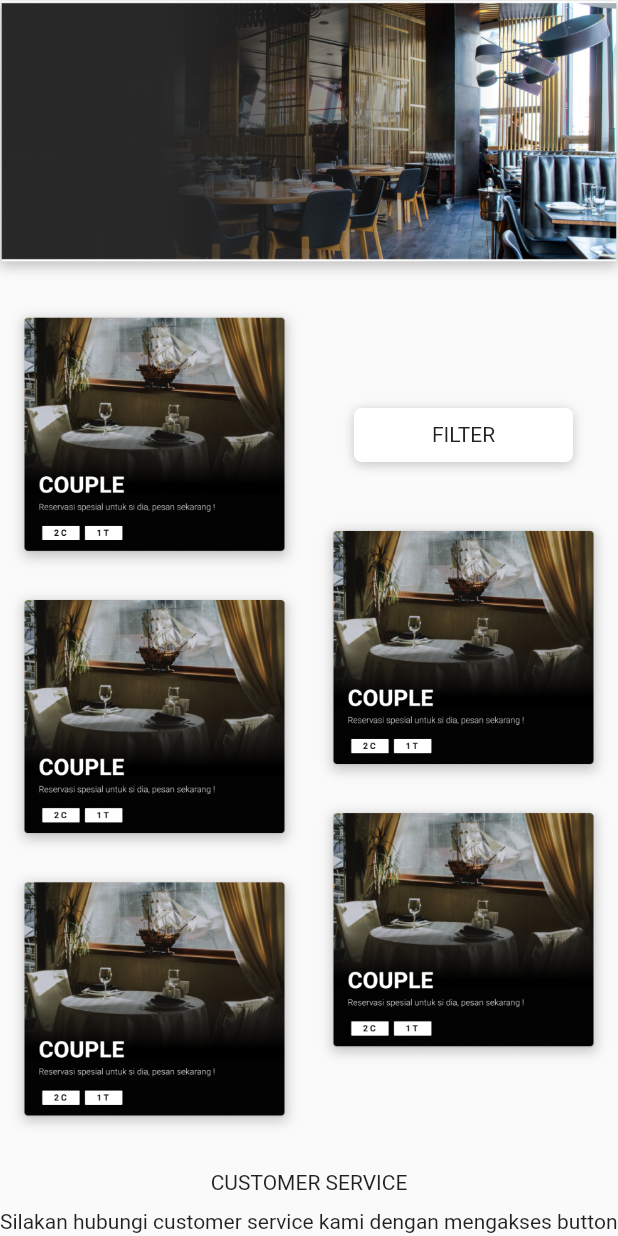
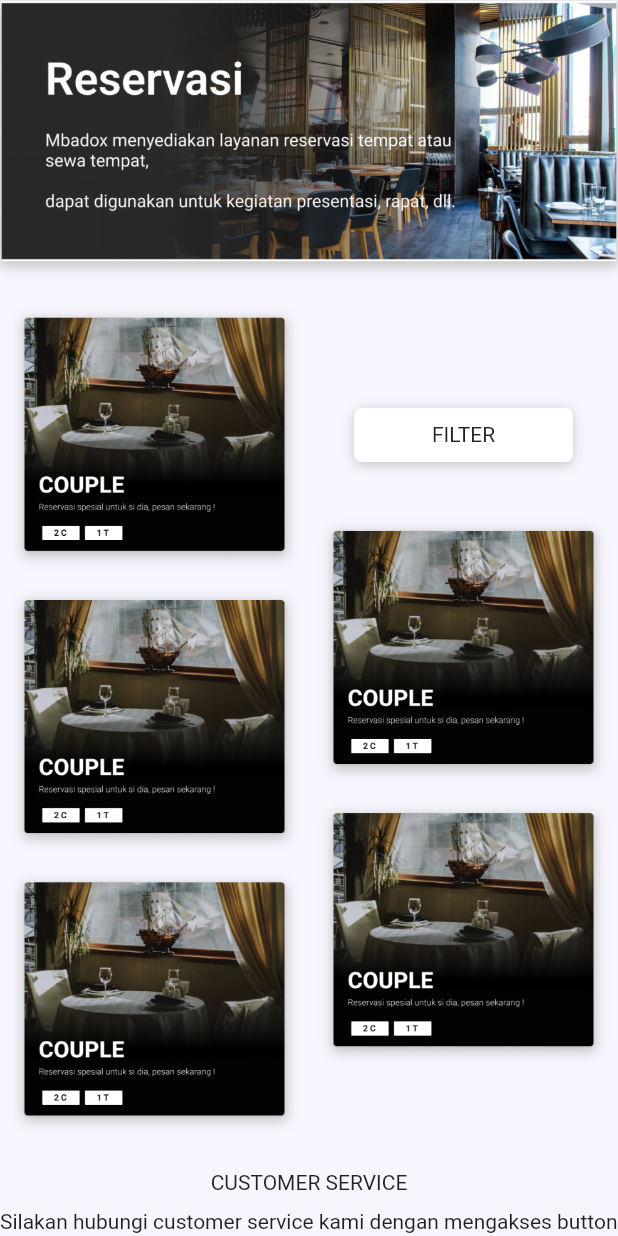
Before and after one commit to Bryantoropn/PROJECT-PBM, a Flutter app: the Reservasi widget shown alone on an empty page, opened directly, on a phone screen of 412 x 824 dp. Run offline on Flutter 3.47's test engine with Material 2 defaults, Android fonts, the phone set to English and light mode, and no system bars; our stand-ins replace date_time_picker, dio, google_maps_flutter; missing offline and left inert: dart:html, flutter_polyline_points, qr_code_scanner.

Commit message:
update gambar reservasi

```diff
--- a/lib/Reservasi/Reservasi.dart
+++ b/lib/Reservasi/Reservasi.dart
@@ -21,9 +21,12 @@ class Reservasi extends StatelessWidget {
 
   @override
   Widget build(BuildContext context) {
-    return SingleChildScrollView(
+    return Container(
+      color: Color.fromARGB(255, 247, 246, 255),
+      child: SingleChildScrollView(
         child: Column(
           children: [
+            // IMAGE RESERVASI + DESKRIPSI //
             Container(
                 margin: EdgeInsets.fromLTRB(0, 0, 0, 20),
                 decoration: BoxDecoration(boxShadow: [
@@ -33,6 +36,7 @@ class Reservasi extends StatelessWidget {
                       offset: Offset(0, 2))
                 ]),
                 child: Image.asset('image/appbarReservasi2.png')),
+
             // MENU SEBELAH KIRI //
             Row(
               children: [
@@ -85,6 +89,16 @@ class Reservasi extends StatelessWidget {
               ],
             ),
 
+            // CUSTOMER SERVICE //
+            Container(
+              height: 200,
+              decoration: BoxDecoration(
+                  image: DecorationImage(
+                      fit: BoxFit.fill,
+                      image: AssetImage('image/mainGradasi.png'))),
+              child: Column(
+                children: [
+                  // WARP FIRST
                   Container(
                     margin: EdgeInsetsDirectional.fromSTEB(0, 20, 0, 20),
                     alignment: FractionalOffset.center,
@@ -100,6 +114,7 @@ class Reservasi extends StatelessWidget {
                       ],
                     ),
                   ),
+                  // BUTTON HERE
                   Container(
                     margin: EdgeInsetsDirectional.fromSTEB(0, 0, 0, 40),
                     height: 40,
@@ -119,6 +134,10 @@ class Reservasi extends StatelessWidget {
                   ),
                 ],
               ),
+            )
+          ],
+        ),
+      ),
     );
   }
 }
--- a/pubspec.yaml
+++ b/pubspec.yaml
@@ -77,6 +77,7 @@ flutter:
    - ./image/appbarReservasi2.png
    - ./image/ReservasiImg.png
    - ./images/RES1.png
+   - ./image/mainGradasi.png
   #   - images/a_dot_ham.jpeg
 
   # An image asset can refer to one or more resolution-specific "variants", see
```
Also changed, not shown: image/appbarReservasi2.png, image/mainGradasi.png (added). Lines whose indentation alone changed are shown as unchanged.
